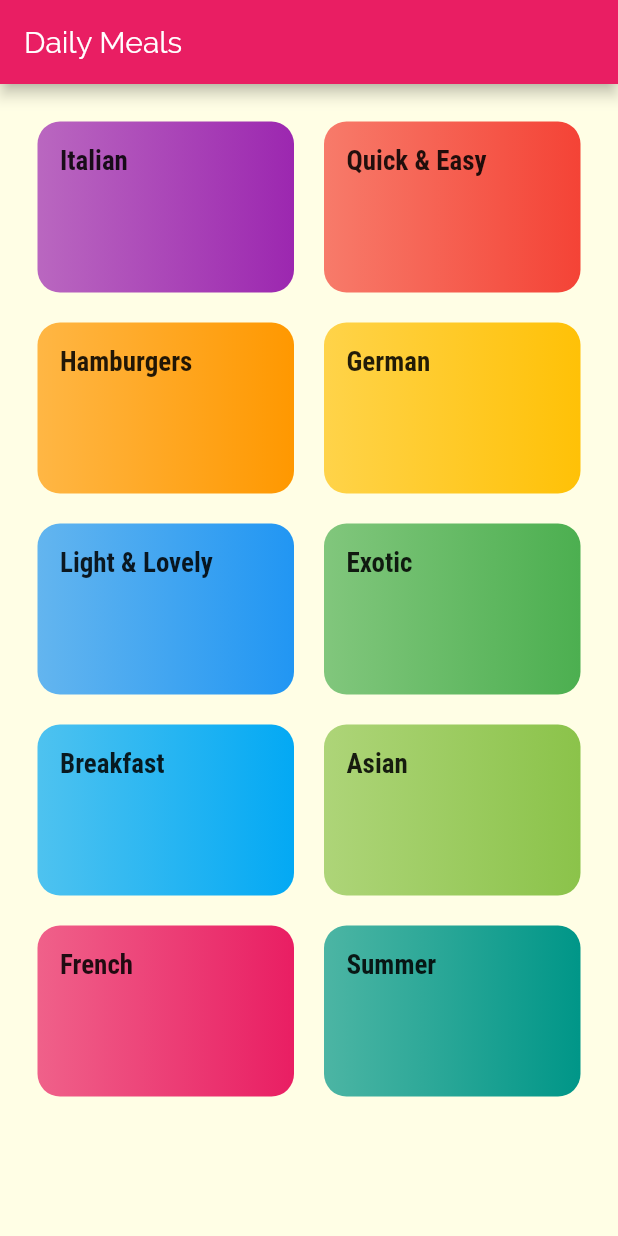
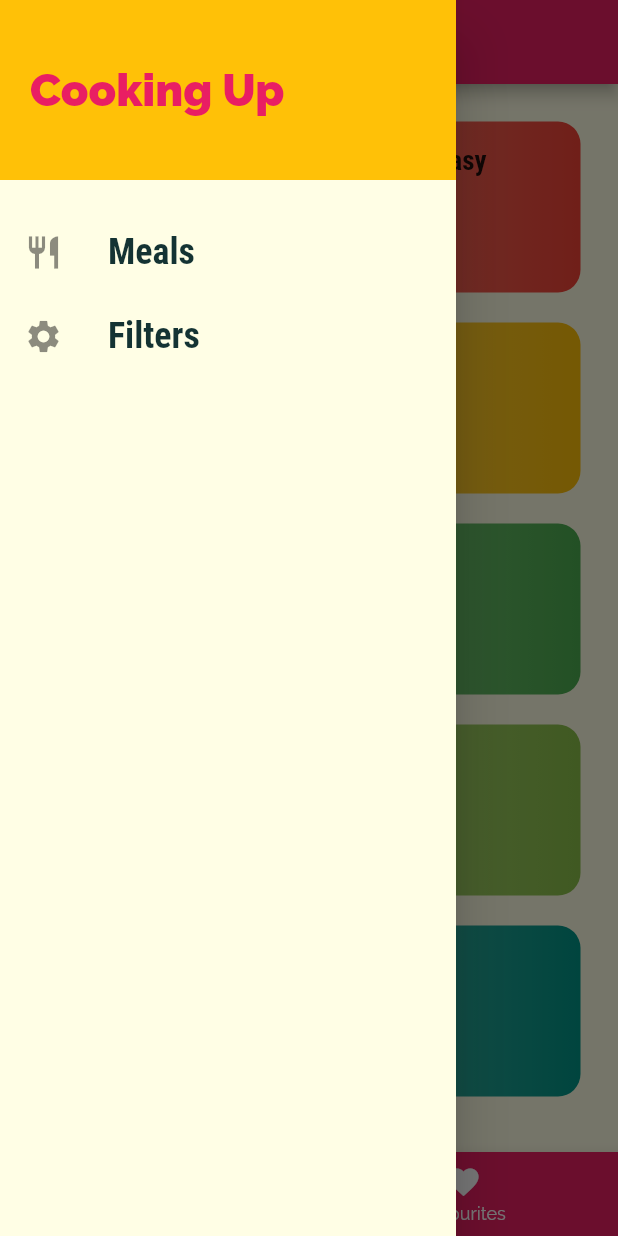
Before and after one commit to nidheeshkm/flutter-snippets, a Flutter app: the screen it shows after launch, with the side drawer open (before the commit the screen has no drawer), on a phone screen of 412 x 824 dp. Run offline on Flutter 3.47's test engine with Material 2 defaults, Android fonts, the phone set to English and light mode, and no system bars.

Commit message:
Meals app completed

```diff
--- a/MealsApp_flutter/MealsApp/lib/main.dart
+++ b/MealsApp_flutter/MealsApp/lib/main.dart
@@ -1,6 +1,10 @@
+import 'package:MealsApp/dummy_data.dart';
+import 'package:MealsApp/screens/filter_screen.dart';
 import 'package:MealsApp/screens/meal_detals_screen.dart';
+import 'package:MealsApp/screens/tabs_screen.dart';
 import 'package:flutter/material.dart';
 
+import 'models/meal.dart';
 import 'screens/categories_screen.dart';
 import 'screens/category_meals_screen.dart';
 
@@ -8,7 +12,61 @@ void main() {
   runApp(MyApp());
 }
 
-class MyApp extends StatelessWidget {
+class MyApp extends StatefulWidget {
+  @override
+  _MyAppState createState() => _MyAppState();
+}
+
+class _MyAppState extends State<MyApp> {
+  Map<String, bool> _filters = {
+    'gluten': false,
+    'lactose': false,
+    'vegen': false,
+    'vegetarian': false
+  };
+  List<Meal> _availableMeals = DUMMY_MEALS;
+  List<Meal> _favouriteMeals = [];
+
+  void _setFilters(Map<String, bool> filterData) {
+    setState(() {
+      _filters = filterData;
+      _availableMeals = DUMMY_MEALS.where((meal) {
+        if (_filters['gluten'] && !meal.isGlutenFree) {
+          return false;
+        }
+        if (_filters['lactose'] && !meal.isLactoseFree) {
+          return false;
+        }
+        if (_filters['vegen'] && !meal.isVegan) {
+          return false;
+        }
+        if (_filters['vegetarian'] && !meal.isVegetarian) {
+          return false;
+        }
+        return true;
+      }).toList();
+    });
+  }
+
+  void _toggleFavourite(String mealId) {
+    final existingIndex =
+        _favouriteMeals.indexWhere((meal) => meal.id == mealId);
+    if (existingIndex >= 0) {
+      setState(() {
+        _favouriteMeals.removeAt(existingIndex);
+      });
+    } else {
+      setState(() {
+        _favouriteMeals
+            .add(DUMMY_MEALS.firstWhere((meal) => meal.id == mealId));
+      });
+    }
+  }
+
+  bool _isMealFavourite(String id) {
+    return _favouriteMeals.any((meal) => meal.id == id);
+  }
+
   @override
   Widget build(BuildContext context) {
     return MaterialApp(
@@ -31,17 +89,19 @@ class MyApp extends StatelessWidget {
                   fontWeight: FontWeight.bold),
             ),
       ),
-      home: CategoriesScreen(),
+      home: TabScreen(_favouriteMeals),
       routes: {
-        '/category-meals': (ctx) => CategoryMealsScreen(),
-        '/meal-details': (ctx) => MealDetailsScreen()
+        '/category-meals': (ctx) => CategoryMealsScreen(_availableMeals),
+        '/meal-details': (ctx) => MealDetailsScreen(_toggleFavourite,_isMealFavourite),
+        './filters': (ctx) => FilterScreen(_setFilters)
       },
-      onGenerateRoute: (settings) {
+      /* onGenerateRoute: (settings) {
         print(settings.arguments);
-      },
-      onUnknownRoute: (settings) {
-        return MaterialPageRoute(builder: (ctx) => CategoryMealsScreen());
-      },
+      }, */
+      /* onUnknownRoute: (settings) {
+        return MaterialPageRoute(
+            builder: (ctx) => CategoryMealsScreen(_availableMeals));
+      }, */
     );
   }
 }
--- a/MealsApp_flutter/MealsApp/lib/screens/categories_screen.dart
+++ b/MealsApp_flutter/MealsApp/lib/screens/categories_screen.dart
@@ -6,11 +6,7 @@ import '../widgets/category_item.dart';
 class CategoriesScreen extends StatelessWidget {
   @override
   Widget build(BuildContext context) {
-    return Scaffold(
-      appBar: AppBar(
-        title: const Text("Daily Meals"),
-      ),
-      body: GridView(
+    return GridView(
       padding: EdgeInsets.all(25),
       children: DUMMY_CATEGORIES
           .map((catData) => CategoryItem(
@@ -21,7 +17,6 @@ class CategoriesScreen extends StatelessWidget {
           childAspectRatio: 3 / 2,
           crossAxisSpacing: 20,
           mainAxisSpacing: 20),
-      ),
     );
   }
 }
--- /dev/null
+++ b/MealsApp_flutter/MealsApp/lib/screens/tabs_screen.dart
@@ -0,0 +1,64 @@
+import 'package:MealsApp/models/meal.dart';
+import 'package:MealsApp/screens/categories_screen.dart';
+import 'package:MealsApp/widgets/main_drawer.dart';
+import 'package:flutter/material.dart';
+
+import 'favourite_screen.dart';
+
+class TabScreen extends StatefulWidget {
+  final List<Meal> favouriteMeals;
+
+  const TabScreen(this.favouriteMeals);
+  @override
+  _TabScreenState createState() => _TabScreenState();
+}
+
+class _TabScreenState extends State<TabScreen> {
+  List<Map<String, Object>> _pages;
+  int selectedPageIndex = 0;
+  void _selectPage(int index) {
+    setState(() {
+      selectedPageIndex = index;
+    });
+  }
+
+  @override
+  void initState() {
+    _pages = [
+      {'page': CategoriesScreen(), 'title': 'Categories'},
+      {'page': FavouriteScreen(widget.favouriteMeals), 'title': 'Favourites'},
+    ];
+    super.initState();
+  }
+
+  @override
+  Widget build(BuildContext context) {
+    return Scaffold(
+      appBar: AppBar(
+        title: Text(_pages[selectedPageIndex]['title']),
+      ),
+      body: _pages[selectedPageIndex]['page'],
+      drawer: MainDrawer(),
+      bottomNavigationBar: BottomNavigationBar(
+        onTap: _selectPage,
+        backgroundColor: Theme.of(context).primaryColor,
+        unselectedItemColor: Colors.white,
+        selectedItemColor: Theme.of(context).accentColor,
+        currentIndex: selectedPageIndex,
+        type: BottomNavigationBarType.fixed,
+        items: [
+          BottomNavigationBarItem(
+            backgroundColor: Theme.of(context).primaryColor,
+            icon: Icon(Icons.category),
+            title: Text('Categories'),
+          ),
+          BottomNavigationBarItem(
+            backgroundColor: Theme.of(context).primaryColor,
+            icon: Icon(Icons.favorite),
+            title: Text('Favourites'),
+          ),
+        ],
+      ),
+    );
+  }
+}
--- /dev/null
+++ b/MealsApp_flutter/MealsApp/lib/widgets/main_drawer.dart
@@ -0,0 +1,50 @@
+import 'package:flutter/material.dart';
+
+class MainDrawer extends StatelessWidget {
+  @override
+  Widget build(BuildContext context) {
+    return Drawer(
+      child: Column(
+        children: <Widget>[
+          Container(
+            height: 120,
+            width: double.infinity,
+            padding: EdgeInsets.all(20),
+            alignment: Alignment.centerLeft,
+            color: Theme.of(context).accentColor,
+            child: Text(
+              'Cooking Up',
+              style: TextStyle(
+                  fontWeight: FontWeight.w900,
+                  fontSize: 30,
+                  color: Theme.of(context).primaryColor),
+            ),
+          ),
+          SizedBox(
+            height: 20,
+          ),
+          buildListTile('Meals', Icons.restaurant, () {
+            Navigator.of(context).pushReplacementNamed('/');
+          }),
+          buildListTile("Filters", Icons.settings, () {
+            Navigator.of(context).pushReplacementNamed('./filters');
+          }),
+        ],
+      ),
+    );
+  }
+
+  ListTile buildListTile(String title, IconData icon, Function tapHandler) {
+    return ListTile(
+      leading: Icon(icon, size: 26),
+      title: Text(
+        title,
+        style: TextStyle(
+            fontFamily: 'RobotoCondensed',
+            fontSize: 24,
+            fontWeight: FontWeight.w700),
+      ),
+      onTap: tapHandler,
+    );
+  }
+}
```
Also changed, not shown: MealsApp_flutter/MealsApp/lib/screens/category_meals_screen.dart (+47 -18 lines), MealsApp_flutter/MealsApp/lib/screens/favourite_screen.dart (added, +31 -0 lines), MealsApp_flutter/MealsApp/lib/screens/filter_screen.dart (added, +89 -0 lines), MealsApp_flutter/MealsApp/lib/screens/meal_detals_screen.dart (+8 -0 lines), MealsApp_flutter/MealsApp/lib/widgets/meal_item.dart (+10 -1 lines). Lines whose indentation alone changed are shown as unchanged.
